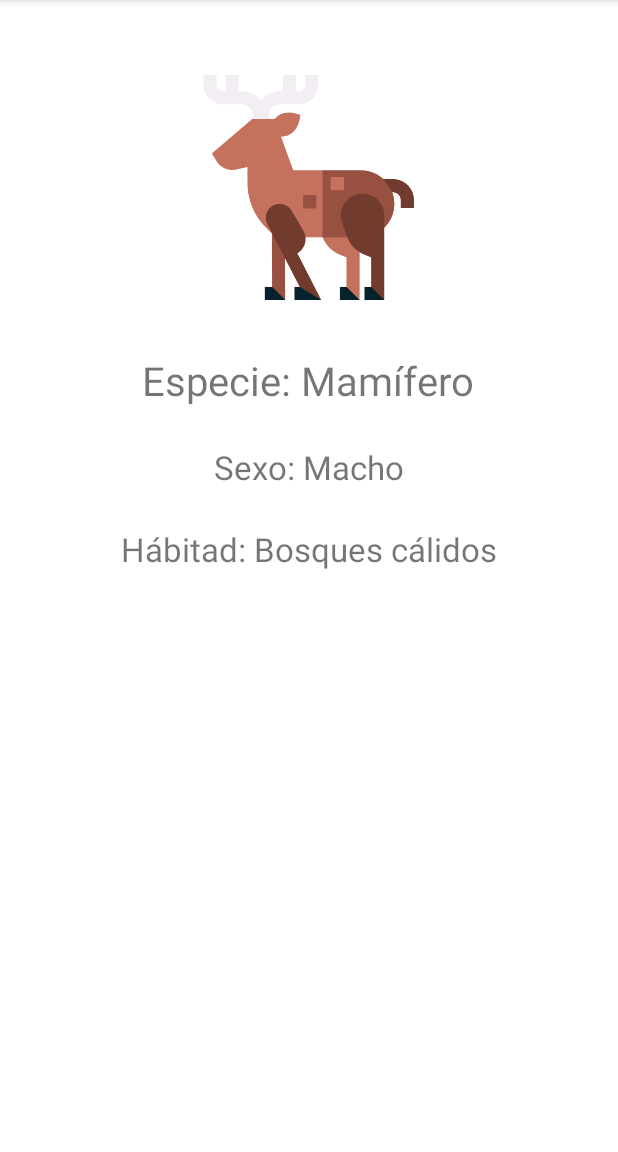
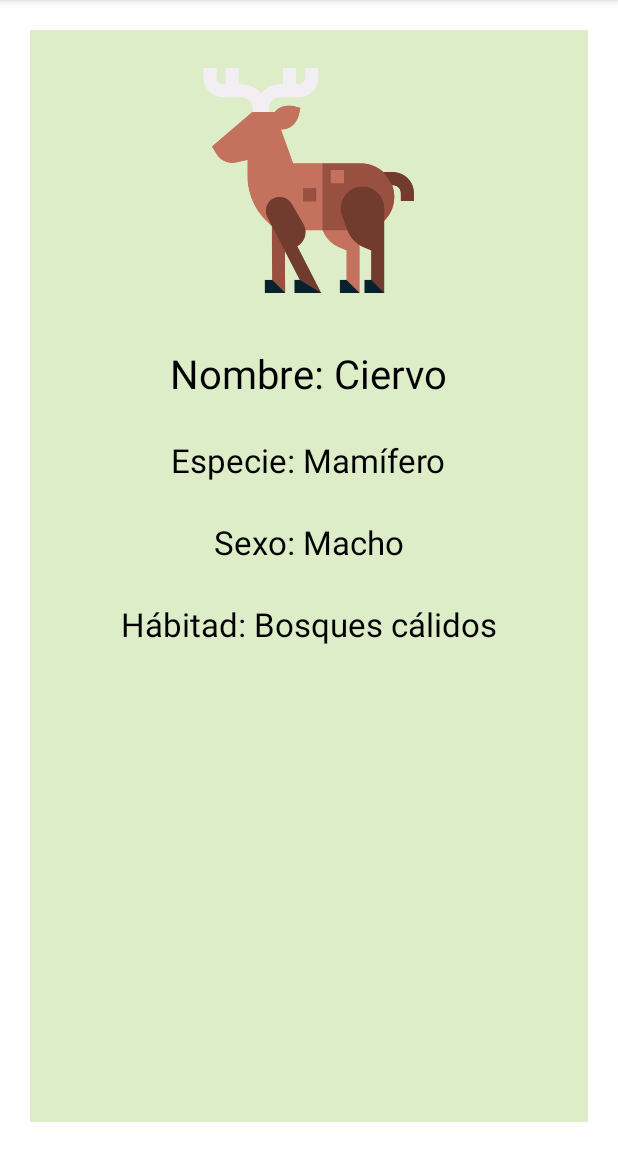
Before and after one commit to Wilian-Miranda/Parcial3Progra4, an Android app: the screen it shows after launch (MainActivity), on a phone screen of 412 x 824 dp, the part 84-1236 px from its top. Run offline under Robolectric (Android 15) with nearby library versions, the phone set to English and light mode, and no system bars.

Commit message:
Mejoras de diseño

```diff
--- a/Parcial3Kotlin/app/src/main/java/com/example/parcial3kotlin/FragmentAnimals.kt
+++ b/Parcial3Kotlin/app/src/main/java/com/example/parcial3kotlin/FragmentAnimals.kt
@@ -33,12 +33,14 @@ class FragmentAnimals(
         arguments?.takeIf {it.containsKey(ARG_OBJECT).apply {
             //llamamos a los elementos de cada item del view pager
             val imgId:ImageView = view.findViewById(R.id.item_animal_id_img)
+            val name:TextView = view.findViewById(R.id.item_animal_name)
             val specie:TextView = view.findViewById(R.id.item_animal_specie)
             val sex:TextView = view.findViewById(R.id.item_animal_sex)
             val habitad:TextView = view.findViewById(R.id.item_animal_habitad)
 
             //agregamos los datos segun el la posicion del arreglo
             imgId.setImageResource(animal.img_id)
+            name.text = "Nombre: "+animal.name
             specie.text = "Especie: "+animal.specie
             sex.text = "Sexo: "+animal.sex
             habitad.text ="Hábitad: "+ animal.habitad
--- a/Parcial3Kotlin/app/src/main/java/com/example/parcial3kotlin/MainActivity.kt
+++ b/Parcial3Kotlin/app/src/main/java/com/example/parcial3kotlin/MainActivity.kt
@@ -24,9 +24,9 @@ class MainActivity : AppCompatActivity() {
         vpViewPager = findViewById(R.id.main_vp_animals)
 
         //agregamos los datos al array "animalData" que funcionara como la base de datos
-        animalData.add(Animals(R.drawable.ciervo,"Mamífero","Macho","Bosques cálidos"))
-        animalData.add(Animals(R.drawable.lobo,"Mamífero","Hembra","Bosques"))
-        animalData.add(Animals(R.drawable.llama,"Mamífero","Macho","LLanuras"))
+        animalData.add(Animals(R.drawable.ciervo,"Ciervo","Mamífero","Macho","Bosques cálidos"))
+        animalData.add(Animals(R.drawable.lobo,"Lobo","Mamífero","Macho","Bosques"))
+        animalData.add(Animals(R.drawable.llama,"Llama","Mamífero","Macho","LLanuras"))
 
 
         vpViewPager.adapter = adapterViewPager
--- a/Parcial3Kotlin/app/src/main/java/com/example/parcial3kotlin/models/Animals.kt
+++ b/Parcial3Kotlin/app/src/main/java/com/example/parcial3kotlin/models/Animals.kt
@@ -2,6 +2,7 @@ package com.example.parcial3kotlin.models
 
 data class Animals(
     var img_id:Int,
+    var name:String,
     var specie:String,
     var sex:String,
     var habitad:String
--- a/Parcial3Kotlin/app/src/main/res/layout/activity_main.xml
+++ b/Parcial3Kotlin/app/src/main/res/layout/activity_main.xml
@@ -13,5 +13,7 @@
         app:layout_constraintBottom_toBottomOf="parent"
         app:layout_constraintEnd_toEndOf="parent"
         app:layout_constraintStart_toStartOf="parent"
-        app:layout_constraintTop_toTopOf="parent" />
+        app:layout_constraintTop_toTopOf="parent"
+        android:padding="20dp"
+        app:flow_horizontalAlign="center"/>
 </androidx.constraintlayout.widget.ConstraintLayout>
--- a/Parcial3Kotlin/app/src/main/res/layout/fragment_animals.xml
+++ b/Parcial3Kotlin/app/src/main/res/layout/fragment_animals.xml
@@ -1,29 +1,43 @@
 <?xml version="1.0" encoding="utf-8"?>
-<RelativeLayout
-    xmlns:android="http://schemas.android.com/apk/res/android"
+<RelativeLayout xmlns:android="http://schemas.android.com/apk/res/android"
     xmlns:app="http://schemas.android.com/apk/res-auto"
     xmlns:tools="http://schemas.android.com/tools"
+    android:id="@+id/main_rl_container"
     android:layout_width="match_parent"
     android:layout_height="wrap_content"
-    android:padding="50dp">
+    android:background="#DCEDC8"
+    android:padding="25dp">
 
     <ImageView
         android:id="@+id/item_animal_id_img"
         android:layout_width="150dp"
         android:layout_height="150dp"
         android:layout_centerHorizontal="true"
-        android:src="@mipmap/ic_launcher"
-        ></ImageView>
+
+        android:src="@mipmap/ic_launcher"></ImageView>
+
     <TextView
-        android:id="@+id/item_animal_specie"
+        android:id="@+id/item_animal_name"
         android:layout_width="wrap_content"
         android:layout_height="wrap_content"
         android:layout_below="@+id/item_animal_id_img"
         android:layout_centerHorizontal="true"
         android:layout_marginTop="35dp"
+        android:text="Nombre"
+        android:textSize="12pt"
+        android:textColor="@color/black"></TextView>
+
+    <TextView
+        android:id="@+id/item_animal_specie"
+        android:layout_width="wrap_content"
+        android:layout_height="wrap_content"
+        android:layout_below="@+id/item_animal_name"
+        android:layout_centerHorizontal="true"
+        android:layout_marginTop="25dp"
         android:text="Especie"
-        android:textSize="12pt">
-    </TextView>
+        android:textSize="10pt"
+        android:textColor="@color/black"></TextView>
+
     <TextView
         android:id="@+id/item_animal_sex"
         android:layout_width="wrap_content"
@@ -32,8 +46,9 @@
         android:layout_centerHorizontal="true"
         android:layout_marginTop="25dp"
         android:text="Sexo"
-        android:textSize="10pt">
-    </TextView>
+        android:textSize="10pt"
+        android:textColor="@color/black"></TextView>
+
     <TextView
         android:id="@+id/item_animal_habitad"
         android:layout_width="wrap_content"
@@ -42,7 +57,8 @@
         android:layout_centerHorizontal="true"
         android:layout_marginTop="25dp"
         android:text="Hábitad"
-        android:textSize="10pt">
-    </TextView>
+        android:textSize="10pt"
+        android:textColor="@color/black"
+        ></TextView>
 
 </RelativeLayout>
```
